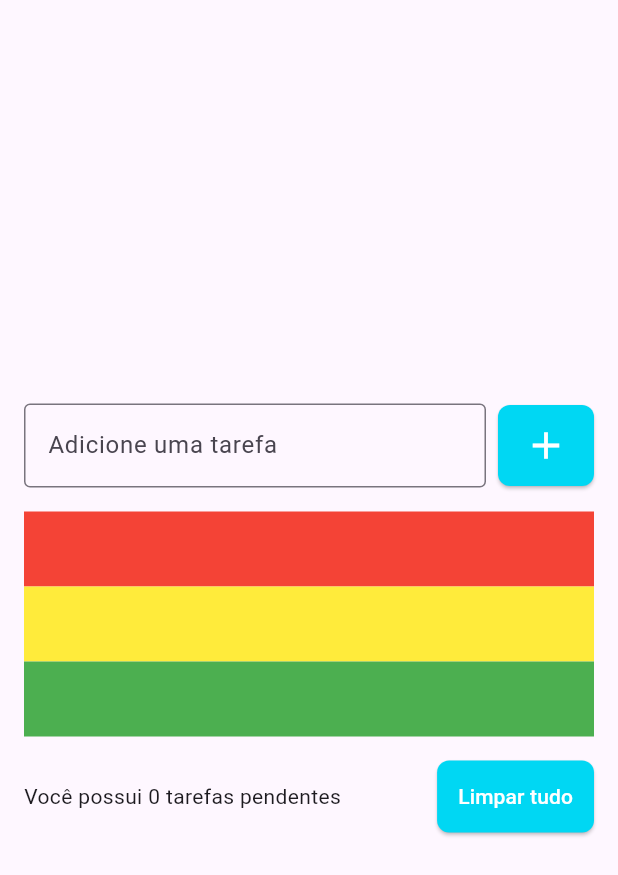
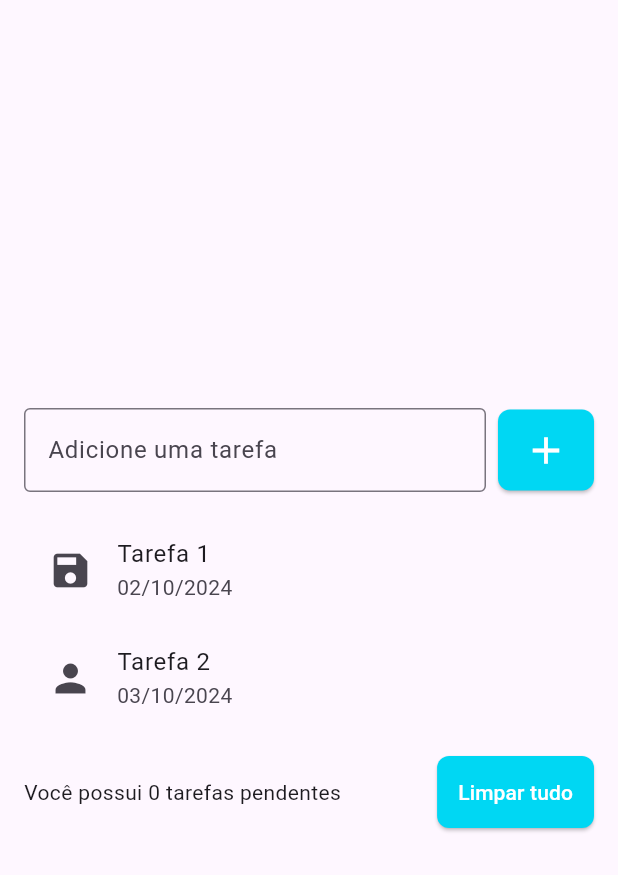
Before and after one commit to silviofrancoms10/todo_list, a Flutter app: the screen it shows after launch, on a phone screen of 412 x 824 dp. Shown: the top 875 px of the screen. Run offline on Flutter 3.47's test engine with Material 3 defaults, Android fonts, the phone set to English and light mode, and no system bars.

Commit message:
ListTile

```diff
--- a/lib/pages/todo_list_page.dart
+++ b/lib/pages/todo_list_page.dart
@@ -57,17 +57,21 @@ class TodoListPage extends StatelessWidget {
               ListView(
                 shrinkWrap: true,
                 children: [
-                  Container(
-                    color: Colors.red,
-                    height: 50,
+                  ListTile(
+                    title: Text("Tarefa 1"),
+                    subtitle: Text('02/10/2024'),
+                    leading: Icon(Icons.save, size: 30,),
+                    onTap: () {
+                      print('Tarefa 1');
+                    },
                   ),
-                  Container(
-                    color: Colors.yellow,
-                    height: 50,
-                  ),
-                  Container(
-                    color: Colors.green,
-                    height: 50,
+                  ListTile(
+                    title: Text("Tarefa 2"),
+                    subtitle: Text('03/10/2024'),
+                    leading: Icon(Icons.person, size: 30,),
+                    onTap: () {
+                      print('Tarefa 2');
+                    },
                   ),
                 ],
               ),
```
